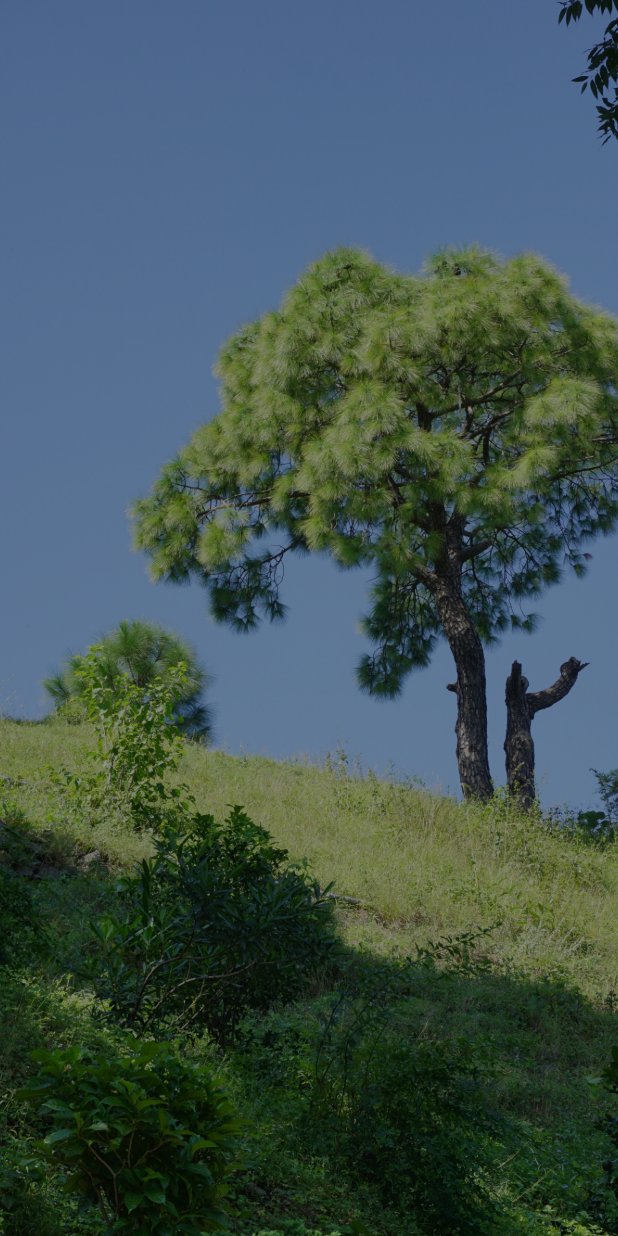
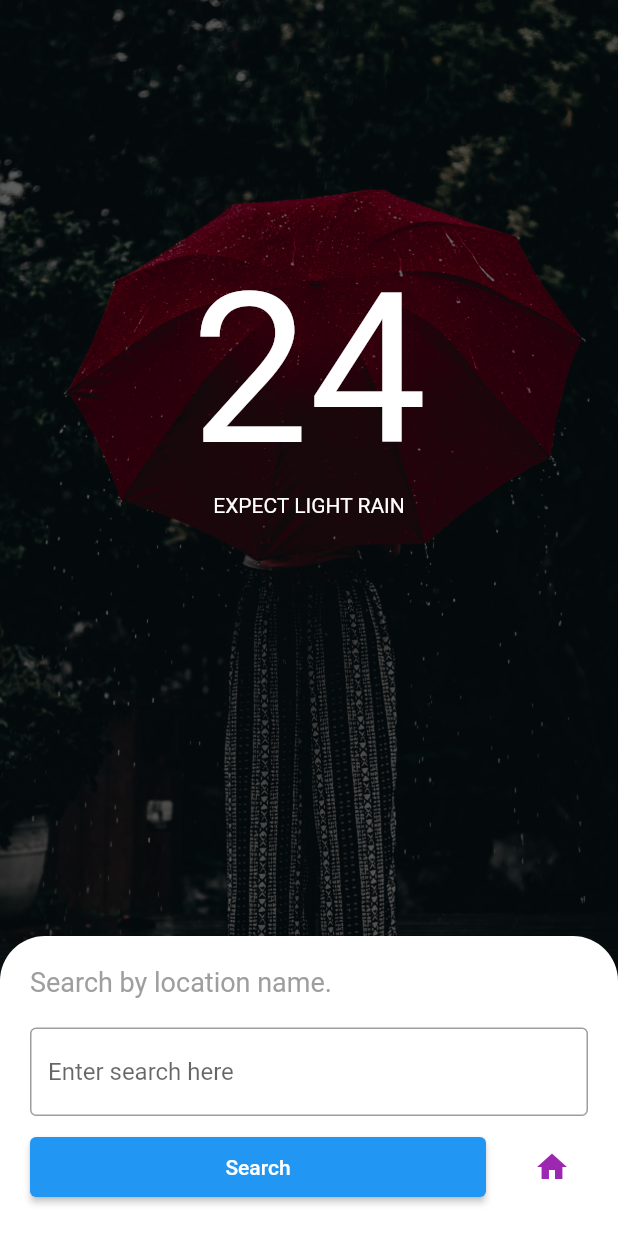
Before and after one commit to sammyodiagbe/weatherer, a Flutter app: the screen it shows after launch, on a phone screen of 412 x 824 dp. Run offline on Flutter 3.47's test engine with Material 2 defaults, Android fonts, the phone set to English and light mode, and no system bars.

```diff
--- a/lib/constants.dart
+++ b/lib/constants.dart
@@ -0,0 +1,6 @@
+import 'package:flutter/material.dart';
+
+const labelTextStyle = TextStyle(fontSize: 18, color: Colors.grey);
+
+const weatherStyle = TextStyle(fontSize: 140, color: Colors.white);
+const expectStyle = TextStyle(color: Colors.white);
--- a/lib/weatherer.dart
+++ b/lib/weatherer.dart
@@ -1,6 +1,8 @@
 // ignore_for_file:  prefer_const_constructors
 
 import "package:flutter/material.dart";
+import 'package:flutter/services.dart';
+import 'package:weather_app/constants.dart';
 
 class Weatherer extends StatelessWidget {
   @override
@@ -8,57 +10,184 @@ class Weatherer extends StatelessWidget {
     final double screenHeight = MediaQuery.of(context).size.height;
     final double screenWidth = MediaQuery.of(context).size.width;
     return SafeArea(
-      child: Container(
+      child: Scaffold(
+        body: Container(
           height: screenHeight,
           decoration: BoxDecoration(
             image: DecorationImage(
-            image: AssetImage('images/sunny_weather.jpg'),
+              image: AssetImage('images/rainy_weather.jpg'),
               fit: BoxFit.cover,
               colorFilter: ColorFilter.mode(
-              Colors.black.withOpacity(0.4),
+                Colors.black.withOpacity(0.6),
                 BlendMode.darken,
               ),
             ),
           ),
           child: Stack(
             children: [
+              Positioned(
+                top: screenHeight * 0.2,
+                child: Container(
+                  width: screenWidth,
+                  child: Column(
+                    mainAxisAlignment: MainAxisAlignment.spaceBetween,
+                    crossAxisAlignment: CrossAxisAlignment.center,
+                    children: [
+                      Text(
+                        '24',
+                        style: weatherStyle,
+                      ),
+                      Text(
+                        'Expect light rain'.toUpperCase(),
+                        style: expectStyle,
+                      ),
+                    ],
+                  ),
+                ),
+              ),
               // our bottom custom container
               Positioned(
                 bottom: 0,
-              child: ClipPath(
-                clipper: BottomClipper(),
+                left: 0,
                 child: Container(
+                  // margin: EdgeInsets.symmetric(horizontal: 15),
+
+                  padding: EdgeInsets.all(20),
                   width: screenWidth,
                   decoration: BoxDecoration(
-                    // borderRadius: BorderRadius.only(
-                    //   topLeft: Radius.circular(30),
-                    //   topRight: Radius.circular(30),
-                    // ),
+                    borderRadius: BorderRadius.only(
+                      topLeft: Radius.circular(30),
+                      topRight: Radius.circular(30),
+                    ),
                     color: Colors.white,
                   ),
-                  height: 250,
+                  height: 200,
+                  child: Column(
+                    crossAxisAlignment: CrossAxisAlignment.start,
+                    children: [
+                      Text(
+                        'Search by location name.',
+                        style: labelTextStyle,
                       ),
+                      SizedBox(height: 20),
+                      Container(
+                        child: TextField(
+                          decoration: InputDecoration(
+                            border: OutlineInputBorder(),
+                            hintText: 'Enter search here',
+                          ),
+                        ),
+                      ),
+                      SizedBox(
+                        height: 10,
+                      ),
+                      // buttonn and current_location
+                      Container(
+                        child: Row(
+                          children: [
+                            Expanded(
+                              child: ElevatedButton(
+                                style: ElevatedButton.styleFrom(
+                                    padding: EdgeInsets.all(12)),
+                                onPressed: () {},
+                                child: Text('Search'),
+                              ),
+                            ),
+                            SizedBox(
+                              width: 20,
+                            ),
+                            IconButton(
+                              color: Colors.purple,
+                              onPressed: () {},
+                              icon: Icon(Icons.home),
+                            )
+                          ],
                         ),
                       )
                     ],
+                  ),
+                ),
+              ),
+            ],
+          ),
         ),
       ),
     );
   }
 }
 
-class BottomClipper extends CustomClipper<Path> {
-  @override
-  Path getClip(Size size) {
-    debugPrint(size.width.toString());
-    var path = Path();
-    var height = size.height;
-    var width = size.width;
+// class BottomClipper extends CustomClipper<Path> {
+//   @override
+//   Path getClip(Size size) {
+//     debugPrint(size.width.toString());
+//     var path = Path();
+//     var height = size.height;
+//     var width = size.width;
 
-    path.close();
-    return path;
-  }
+//     final double _xScaling = size.width / 414;
+//     final double _yScaling = size.height / 896;
+//     path.lineTo(56 * _xScaling, 7 * _yScaling);
+//     path.cubicTo(
+//       27.2 * _xScaling,
+//       -4.2 * _yScaling,
+//       6.66667 * _xScaling,
+//       2.33333 * _yScaling,
+//       0 * _xScaling,
+//       7 * _yScaling,
+//     );
+//     path.cubicTo(
+//       0 * _xScaling,
+//       7 * _yScaling,
+//       0 * _xScaling,
+//       224 * _yScaling,
+//       0 * _xScaling,
+//       224 * _yScaling,
+//     );
+//     path.cubicTo(
+//       0 * _xScaling,
+//       224 * _yScaling,
+//       253 * _xScaling,
+//       224 * _yScaling,
+//       253 * _xScaling,
+//       224 * _yScaling,
+//     );
+//     path.cubicTo(
+//       253 * _xScaling,
+//       224 * _yScaling,
+//       253 * _xScaling,
+//       7 * _yScaling,
+//       253 * _xScaling,
+//       7 * _yScaling,
+//     );
+//     path.cubicTo(
+//       230 * _xScaling,
+//       -4 * _yScaling,
+//       211 * _xScaling,
+//       7 * _yScaling,
+//       193 * _xScaling,
+//       18 * _yScaling,
+//     );
+//     path.cubicTo(
+//       175 * _xScaling,
+//       29 * _yScaling,
+//       92 * _xScaling,
+//       21 * _yScaling,
+//       56 * _xScaling,
+//       7 * _yScaling,
+//     );
+//     path.cubicTo(
+//       56 * _xScaling,
+//       7 * _yScaling,
+//       56 * _xScaling,
+//       7 * _yScaling,
+//       56 * _xScaling,
+//       7 * _yScaling,
+//     );
 
-  @override
-  bool shouldReclip(covariant CustomClipper<Path> oldClipper) => true;
-}
+//     path.close();
+//     return path;
+//   }
+
+//   @override
+//   bool shouldReclip(covariant CustomClipper<Path> oldClipper) => true;
+// }
```
Lines whose indentation alone changed are shown as unchanged.
